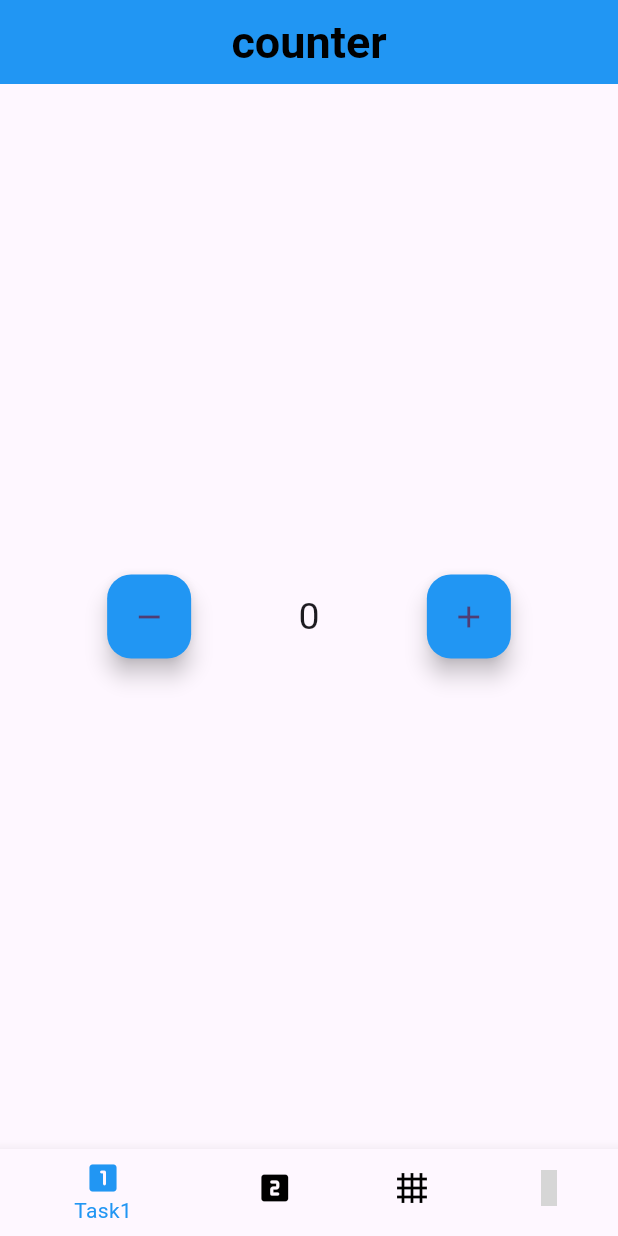
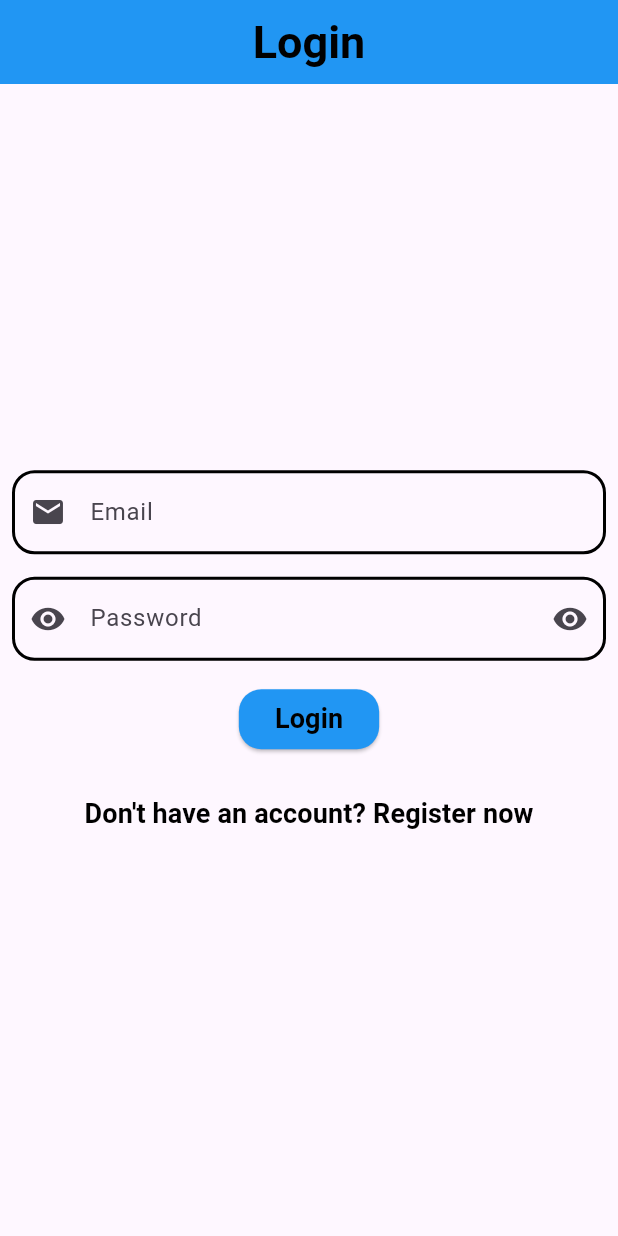
Before and after one commit to shefzzz/test_flutter, a Flutter app: the screen it shows after launch, on a phone screen of 412 x 824 dp. Run offline on Flutter 3.47's test engine with Material 3 defaults, Android fonts, the phone set to English and light mode, and no system bars; our stand-ins replace cloud_firestore, firebase_auth, firebase_core; accounts and stored records are empty; grey boxes are pictures that could not be loaded.

Commit message:
final task commit

```diff
--- /dev/null
+++ b/lib/app_auth.dart
@@ -0,0 +1,108 @@
+import 'package:firebase_auth/firebase_auth.dart';
+import 'package:cloud_firestore/cloud_firestore.dart';
+import 'package:flutter/cupertino.dart';
+import 'package:flutter/material.dart';
+import 'package:flutter/widgets.dart';
+import 'package:test_flutter/custom_text.dart';
+
+import 'homenavigation.dart';
+
+class AppAuth {
+  static Future RegisterUser(
+      {required String mail,
+      required String pass,
+      required String name,
+      required String phone,
+      required BuildContext context}) async {
+    try {
+      final credential = await FirebaseAuth.instance
+          .createUserWithEmailAndPassword(
+        email: mail,
+        password: pass,
+      )
+          .then((value) {
+        if (value.user != null) {
+          SaveNewUserToDB(
+              mail: mail,
+              pass: pass,
+              uid: value.user!.uid,
+              name: name,
+              phone: phone);
+
+          Navigator.pushAndRemoveUntil(
+              context,
+              MaterialPageRoute(builder: (context) => homenav()),
+              (route) => false);
+        }
+      });
+    } on FirebaseAuthException catch (e) {
+      if (e.code == 'weak-password') {
+        print('The password provided is too weak.');
+      } else if (e.code == 'email-already-in-use') {
+        print('The account already exists for that email.');
+      }
+    }
+  }
+
+  //!=======================================================================
+
+  static Future SignInUser(
+      {required String mail,
+      required String pass,
+      required BuildContext context}) async {
+    try {
+      final credential = await FirebaseAuth.instance
+          .signInWithEmailAndPassword(email: mail, password: pass)
+          .then((value) {
+        if (value.user != null) {
+          Navigator.pushAndRemoveUntil(
+              context,
+              MaterialPageRoute(builder: (context) => homenav()),
+              (route) => false);
+
+          ScaffoldMessenger.of(context).showSnackBar(SnackBar(
+            content: CustomText(data: "User Logged In Successfully"),
+            backgroundColor: Colors.green,
+          ));
+        }
+      });
+    } on FirebaseAuthException catch (e) {
+      if (e.code == 'user-not-found') {
+        print('No user found for that email.');
+        ScaffoldMessenger.of(context).showSnackBar(SnackBar(
+          content: CustomText(data: "Check Your Credentials and try again!!"),
+          backgroundColor: Colors.red,
+        ));
+      } else if (e.code == 'wrong-password') {
+        print('Wrong password provided for that user.');
+        ScaffoldMessenger.of(context).showSnackBar(SnackBar(
+          content: CustomText(data: "Check Your Credentials and try again!!"),
+          backgroundColor: Colors.red,
+        ));
+      } else {
+        ScaffoldMessenger.of(context).showSnackBar(SnackBar(
+          content: CustomText(data: "Check Your Credentials and try again!!"),
+          backgroundColor: Colors.red,
+        ));
+      }
+    }
+  }
+
+  //!=====================================================================
+
+  static Future<void> SaveNewUserToDB({
+    required String mail,
+    required String pass,
+    required String uid,
+    required String name,
+    required String phone,
+  }) async {
+    await FirebaseFirestore.instance.collection("users").doc(uid).set({
+      "Name": name,
+      "Email": mail,
+      "Pass": pass,
+      "Phone": phone,
+      "UID": uid,
+    });
+  }
+}
--- a/lib/custom_textFormField.dart
+++ b/lib/custom_textFormField.dart
@@ -1,39 +1,47 @@
 import 'package:flutter/material.dart';
 
 class CustomTextField extends StatelessWidget {
-  CustomTextField({super.key, required this.data, this.hint, required this.controller, required this.validator});
+  CustomTextField(
+      {super.key,
+      required this.data,
+      this.hint,
+      required this.controller,
+      required this.validator,
+      this.prefixIconn,
+      this.suffixIconn,
+      required this.isVisible});
 
   String data;
   String? hint;
   var controller = TextEditingController();
   String? Function(String?)? validator;
+  final bool isVisible;
+  Widget? prefixIconn;
+  Widget? suffixIconn;
 
   @override
   Widget build(BuildContext context) {
     return TextFormField(
       validator: validator,
       controller: controller,
+      obscureText: isVisible,
       decoration: InputDecoration(
           enabledBorder: OutlineInputBorder(
               borderRadius: BorderRadius.circular(15),
-            borderSide: const BorderSide(color: Colors.black, width: 2)
-        ),
+              borderSide: const BorderSide(color: Colors.black, width: 2)),
           focusedBorder: OutlineInputBorder(
               borderRadius: BorderRadius.circular(15),
-            borderSide: const BorderSide(color: Colors.green, width: 3)
-        ),
+              borderSide: const BorderSide(color: Colors.green, width: 3)),
           errorBorder: OutlineInputBorder(
               borderRadius: BorderRadius.circular(15),
-            borderSide: const BorderSide(color: Colors.red, width: 3)
-        ),
+              borderSide: const BorderSide(color: Colors.red, width: 3)),
           focusedErrorBorder: OutlineInputBorder(
               borderRadius: BorderRadius.circular(15),
-            borderSide: const BorderSide(color: Colors.orange, width: 3)
-        ),
+              borderSide: const BorderSide(color: Colors.orange, width: 3)),
           label: Text(data),
-        hintText: hint
-
-      ),
+          prefixIcon: prefixIconn,
+          suffixIcon: suffixIconn,
+          hintText: hint),
     );
   }
 }
--- /dev/null
+++ b/lib/login_screen.dart
@@ -0,0 +1,117 @@
+import 'package:flutter/cupertino.dart';
+import 'package:flutter/material.dart';
+import 'package:test_flutter/custom_text.dart';
+import 'package:test_flutter/custom_textFormField.dart';
+import 'package:test_flutter/homenavigation.dart';
+import 'package:test_flutter/registerscreen.dart';
+
+import 'app_auth.dart';
+
+class LoginScreen extends StatefulWidget {
+  const LoginScreen({super.key});
+
+  @override
+  State<LoginScreen> createState() => _LoginScreenState();
+}
+
+class _LoginScreenState extends State<LoginScreen> {
+  var EmailController = TextEditingController();
+  var PassController = TextEditingController();
+  var _formkey = GlobalKey<FormState>();
+  bool isVisible = true;
+  var icon = Icon(Icons.visibility);
+
+  @override
+  Widget build(BuildContext context) {
+    return Scaffold(
+      appBar: AppBar(
+        title: Text("Login"),
+      ),
+      body: Center(
+        child: Padding(
+          padding: const EdgeInsets.all(8),
+          child: Form(
+            key: _formkey,
+            child: Column(
+              mainAxisAlignment: MainAxisAlignment.center,
+              children: [
+                CustomTextField(
+                  data: "Email",
+                  prefixIconn: Icon(Icons.mail),
+                  isVisible: false,
+                  controller: EmailController,
+                  validator: (value) {
+                    if (value!.isEmpty) {
+                      return "This field is required";
+                    }
+                    return null;
+                  },
+                  hint: "Enter Email",
+                ),
+                SizedBox(
+                  height: 15,
+                ),
+                CustomTextField(
+                  data: "Password",
+                  prefixIconn: icon,
+                  suffixIconn: InkWell(
+                    onTap: () {
+                      setState(() {
+                        isVisible = !isVisible;
+                      });
+                    },
+                    child: Icon(Icons.visibility),
+                  ),
+                  isVisible: isVisible,
+                  controller: PassController,
+                  validator: (value) {
+                    if (value!.isEmpty) {
+                      return "This field is required";
+                    }
+                    return null;
+                  },
+                  hint: "Enter paswword",
+                ),
+                SizedBox(
+                  height: 15,
+                ),
+                ElevatedButton(
+                  onPressed: () async {
+                    if (_formkey.currentState!.validate()) {
+                      await AppAuth.SignInUser(
+                          mail: EmailController.text,
+                          pass: PassController.text,
+                          context: context);
+                    }
+                    setState(() {
+                      EmailController.clear();
+                      PassController.clear();
+                    });
+                  },
+                  child: CustomText(data: "Login"),
+                  style: ElevatedButton.styleFrom(
+                      backgroundColor: Colors.blue,
+                      shape: RoundedRectangleBorder(
+                          borderRadius: BorderRadius.circular(15))),
+                ),
+                SizedBox(
+                  height: 15,
+                ),
+                TextButton(
+                    onPressed: () {
+                      Navigator.push(
+                          context,
+                          MaterialPageRoute(
+                              builder: (context) => Registerscreen()));
+                    },
+                    child: CustomText(
+                      data: "Don't have an account? Register now",
+                    ))
+              ],
+            ),
+          ),
+        ),
+      ),
+    );
+  }
+}
--- a/lib/main.dart
+++ b/lib/main.dart
@@ -1,9 +1,16 @@
+import 'package:firebase_auth/firebase_auth.dart';
+import 'package:firebase_core/firebase_core.dart';
 import 'package:flutter/material.dart';
 import 'package:test_flutter/homenavigation.dart';
-import 'package:test_flutter/task1.dart';
-import 'package:test_flutter/task2.dart';
+import 'package:test_flutter/login_screen.dart';
+import 'package:test_flutter/registerscreen.dart';
+import 'firebase_options.dart';
 
-void main() {
+void main() async {
+  WidgetsFlutterBinding.ensureInitialized();
+  await Firebase.initializeApp(
+    options: DefaultFirebaseOptions.currentPlatform,
+  );
   runApp(const MyApp());
 }
 
@@ -24,15 +31,12 @@ class MyApp extends StatelessWidget {
                 fontSize: 30,
                 color: Colors.black,
                 fontWeight: FontWeight.bold,
-
-          )
-
-
-        ),
+              )),
           colorScheme: ColorScheme.fromSeed(seedColor: Colors.deepPurple),
           useMaterial3: true,
         ),
-      home: homenav()
-    );
+        home: FirebaseAuth.instance.currentUser != null
+            ? homenav()
+            : LoginScreen());
   }
 }
--- a/lib/task1.dart
+++ b/lib/task1.dart
@@ -8,57 +8,39 @@ class Task1 extends StatefulWidget {
 }
 
 class _Task1State extends State<Task1> {
-
-  static int counter=0;
+  static int counter = 0;
 
   @override
   Widget build(BuildContext context) {
     return Scaffold(
-
-      appBar: AppBar(
-        title: Text("counter"),
-      ),
-
       body: Center(
         child: Row(
           mainAxisAlignment: MainAxisAlignment.spaceEvenly,
-
           children: [
             FloatingActionButton(
-                onPressed: (){
+                onPressed: () {
                   setState(() {
                     counter--;
                   });
                 },
-              child: Icon(
-                Icons.remove
-              ),
-                backgroundColor: Colors.blue
-            ),
-
-
+                child: Icon(Icons.remove),
+                backgroundColor: Colors.blue),
             Text(
               "$counter",
-              style: TextStyle(
-                fontSize: 25
-              ),
-
+              style: TextStyle(fontSize: 25),
             ),
-
-            FloatingActionButton(onPressed: (){
-              setState(() {
-                counter++;
-              });
-            },
-              child: Icon(
-                Icons.add
-              ),
+            FloatingActionButton(
+              onPressed: () {
+                setState(() {
+                  counter++;
+                });
+              },
+              child: Icon(Icons.add),
               backgroundColor: Colors.blue,
             )
           ],
         ),
       ),
-
     );
   }
 }
--- a/pubspec.yaml
+++ b/pubspec.yaml
@@ -35,6 +35,9 @@ dependencies:
   # The following adds the Cupertino Icons font to your application.
   # Use with the CupertinoIcons class for iOS style icons.
   cupertino_icons: ^1.0.6
+  firebase_core: ^3.3.0
+  firebase_auth: ^5.1.4
+  cloud_firestore: ^5.3.0
 
 dev_dependencies:
   flutter_test:
```
Also changed, not shown: lib/GridView.dart (+4 -14 lines), lib/homenavigation.dart (+41 -17 lines), lib/registerscreen.dart (added, +154 -0 lines), lib/task2.dart (+8 -33 lines), lib/textFormField.dart (+20 -30 lines), firebase.json (added), lib/firebase_options.dart (added), pubspec.lock, 7 other files. Lines whose indentation alone changed are shown as unchanged.
